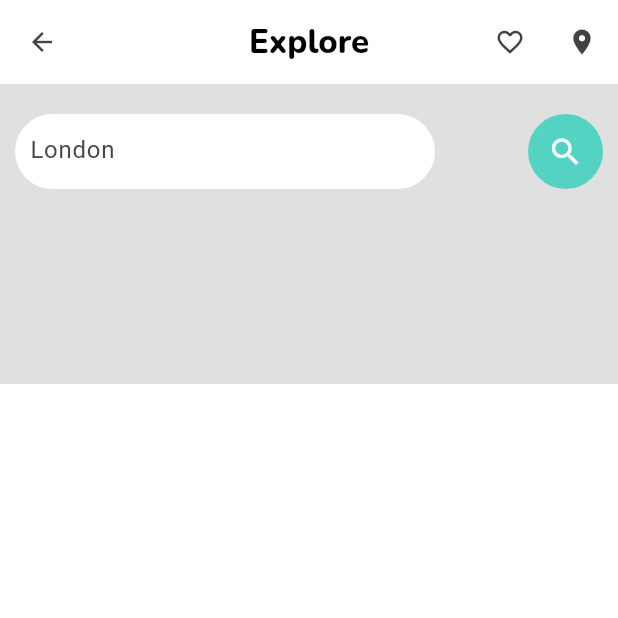
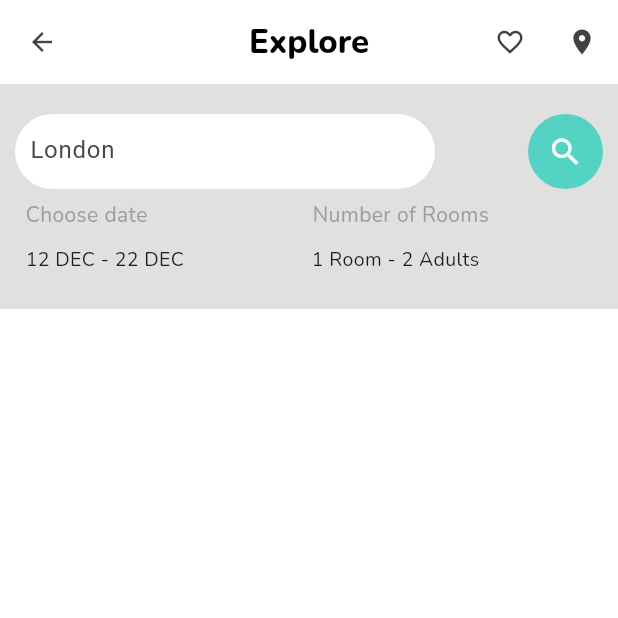
Before and after one commit to marc-wilfried/hotels_reservation_project, a Flutter app: the screen it shows after launch, on a phone screen of 412 x 824 dp, the top half of it. Run offline on Flutter 3.47's test engine with Material 3 defaults, Android fonts, the phone set to English and light mode, and no system bars; our stand-ins replace google_fonts.

Commit message:
search section end

```diff
--- a/lib/main.dart
+++ b/lib/main.dart
@@ -66,7 +66,7 @@ class _SearchSectionState extends State<SearchSection> {
   @override
   Widget build(BuildContext context) {
     return Container(
-      height: 200,
+      height: 150,
       color: Colors.grey[300],
       child: Padding(
         padding: const EdgeInsets.only(top : 20, left: 10, right: 10, bottom: 20),
@@ -80,6 +80,13 @@ class _SearchSectionState extends State<SearchSection> {
                   decoration: BoxDecoration(
                     borderRadius: BorderRadius.circular(25),
                     color: Colors.white,
+                    boxShadow: [
+                      BoxShadow(
+                        color: Colors.grey.shade300,
+                        blurRadius: 4,
+                        offset: Offset(0, 3),
+                      ),
+                    ],
                   ),
                   child: const TextField(
                     decoration: InputDecoration(
@@ -96,11 +103,67 @@ class _SearchSectionState extends State<SearchSection> {
                   decoration: BoxDecoration(
                     borderRadius: BorderRadius.circular(30),
                     color: dGreen,
+                    boxShadow: [
+                      BoxShadow(
+                        color: Colors.grey.shade300,
+                        blurRadius: 4,
+                        offset: Offset(0, 4),
+                      ),
+                    ],
                   ),
                   child: IconButton(onPressed: (){}, icon: const Icon(Icons.search), color: Colors.white,),
                 ),
               ],
             ),
+            SizedBox(height: 7,),
+            Padding(
+              padding: EdgeInsets.only(left: 7, right: 7),
+              child: Row(
+                children: [
+                  Text(
+                    'Choose date',
+                    style: GoogleFonts.nunito(
+                      fontWeight: FontWeight.w400,
+                      color: Colors.grey,
+                      fontSize: 14,
+                    ),
+                  ),
+                  SizedBox( width: 110,),
+                  Text(
+                    'Number of Rooms',
+                    style: GoogleFonts.nunito(
+                      fontWeight: FontWeight.w400,
+                      color: Colors.grey,
+                      fontSize: 14,
+                    ),
+                  ),
+
+                ],
+              ),
+              ),
+              SizedBox(
+                height: 10,
+              ),
+              Padding(
+                padding: EdgeInsets.only(left: 7, right: 7),
+                child: Row(
+                  children: [
+                    Text(
+                      '12 DEC - 22 DEC',
+                      style: GoogleFonts.nunito(
+                      fontSize: 13,
+                      ),
+                    ),
+                    SizedBox( width: 85,),
+                    Text(
+                      '1 Room - 2 Adults',
+                      style: GoogleFonts.nunito(
+                      fontSize: 13,
+                      ),
+                    ),
+                  ],
+                ),
+              ),
           ],
         ),
       ),
```
